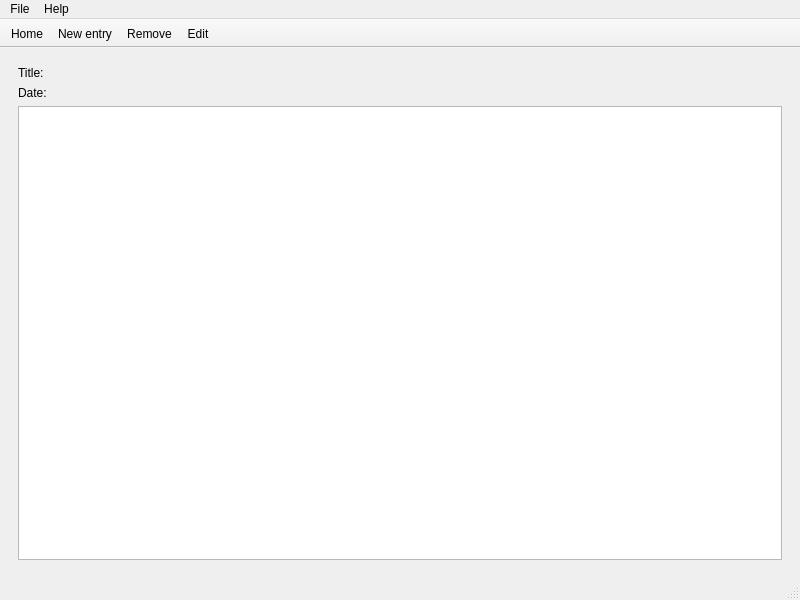
Before: the Qt Designer form lab1/Blog/mainwindow.ui in TheDoom-IT/GraphicalUserInterfacesProjects, drawn with Qt 5.
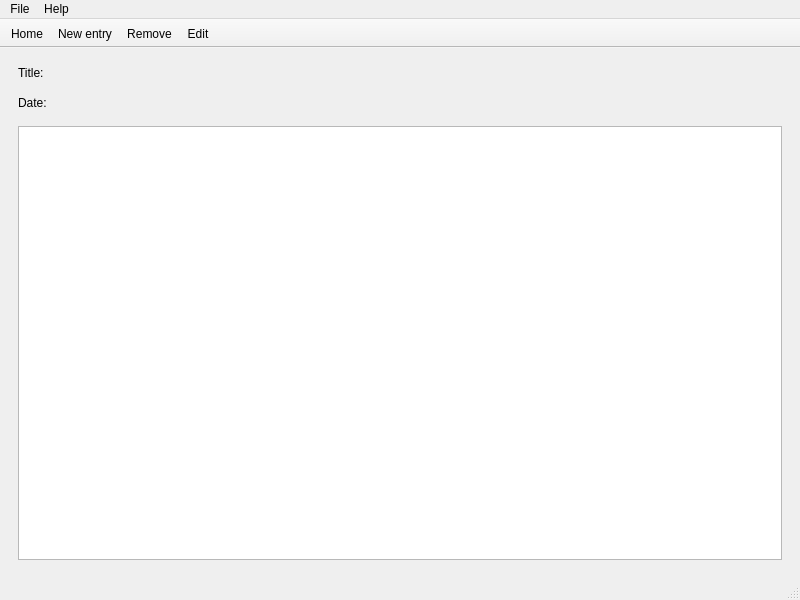
After: the same form once the commit is applied. The open tabs and pages were chosen to show the change.

Patch:
```diff
--- a/lab1/Blog/mainwindow.ui
+++ b/lab1/Blog/mainwindow.ui
@@ -10,6 +10,12 @@
     <height>600</height>
    </rect>
   </property>
+  <property name="minimumSize">
+   <size>
+    <width>500</width>
+    <height>500</height>
+   </size>
+  </property>
   <property name="windowTitle">
    <string>MainWindow</string>
   </property>
@@ -85,8 +91,20 @@
        <layout class="QVBoxLayout" name="verticalLayout_3">
         <item>
          <layout class="QHBoxLayout" name="horizontalLayout_2">
-          <item>
+          <item alignment="Qt::AlignTop">
            <widget class="QLabel" name="label_3">
+            <property name="sizePolicy">
+             <sizepolicy hsizetype="Minimum" vsizetype="Preferred">
+              <horstretch>0</horstretch>
+              <verstretch>0</verstretch>
+             </sizepolicy>
+            </property>
+            <property name="minimumSize">
+             <size>
+              <width>100</width>
+              <height>0</height>
+             </size>
+            </property>
             <property name="text">
              <string>Title:</string>
             </property>
@@ -94,17 +112,54 @@
           </item>
           <item>
            <widget class="QLabel" name="showTitleLabel">
+            <property name="sizePolicy">
+             <sizepolicy hsizetype="Expanding" vsizetype="Preferred">
+              <horstretch>0</horstretch>
+              <verstretch>0</verstretch>
+             </sizepolicy>
+            </property>
             <property name="text">
              <string/>
             </property>
+            <property name="wordWrap">
+             <bool>true</bool>
+            </property>
            </widget>
           </item>
          </layout>
         </item>
+        <item>
+         <spacer name="verticalSpacer">
+          <property name="orientation">
+           <enum>Qt::Vertical</enum>
+          </property>
+          <property name="sizeType">
+           <enum>QSizePolicy::Minimum</enum>
+          </property>
+          <property name="sizeHint" stdset="0">
+           <size>
+            <width>20</width>
+            <height>10</height>
+           </size>
+          </property>
+         </spacer>
+        </item>
         <item>
          <layout class="QHBoxLayout" name="horizontalLayout_3">
           <item>
            <widget class="QLabel" name="label_5">
+            <property name="sizePolicy">
+             <sizepolicy hsizetype="Minimum" vsizetype="Preferred">
+              <horstretch>0</horstretch>
+              <verstretch>0</verstretch>
+             </sizepolicy>
+            </property>
+            <property name="minimumSize">
+             <size>
+              <width>100</width>
+              <height>0</height>
+             </size>
+            </property>
             <property name="text">
              <string>Date:</string>
             </property>
@@ -112,6 +167,12 @@
           </item>
           <item>
            <widget class="QLabel" name="showDatetimeLabel">
+            <property name="sizePolicy">
+             <sizepolicy hsizetype="Expanding" vsizetype="Preferred">
+              <horstretch>0</horstretch>
+              <verstretch>0</verstretch>
+             </sizepolicy>
+            </property>
             <property name="text">
              <string/>
             </property>
@@ -119,6 +180,22 @@
           </item>
          </layout>
         </item>
+        <item>
+         <spacer name="verticalSpacer_2">
+          <property name="orientation">
+           <enum>Qt::Vertical</enum>
+          </property>
+          <property name="sizeType">
+           <enum>QSizePolicy::Minimum</enum>
+          </property>
+          <property name="sizeHint" stdset="0">
+           <size>
+            <width>20</width>
+            <height>10</height>
+           </size>
+          </property>
+         </spacer>
+        </item>
         <item>
          <widget class="QTextBrowser" name="showContentLabel"/>
         </item>
```
Left out of the diff: 58 changed lines with no effect on the pictures.
